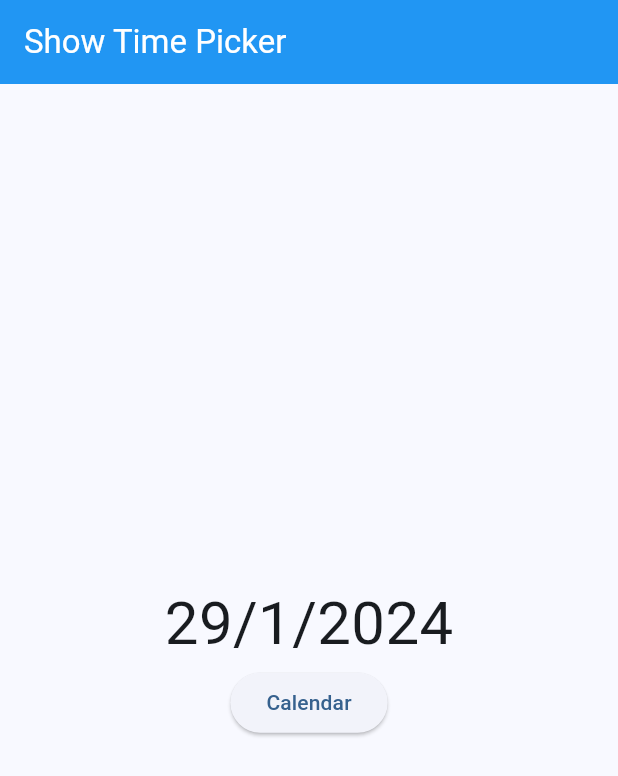
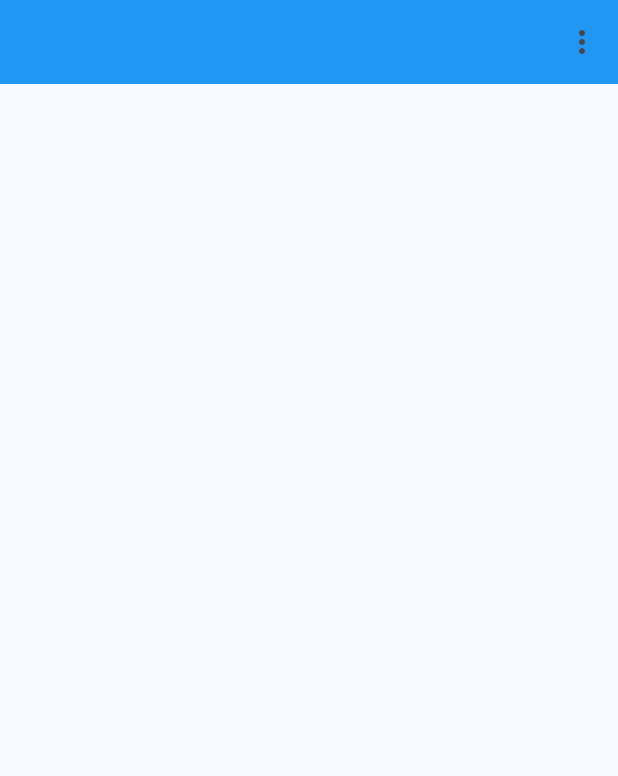
Before and after one commit to Vikram1999dev/flutter-practise, a Flutter app: the screen it shows after launch, on a phone screen of 412 x 824 dp. Shown: the top 776 px of the screen. Run offline on Flutter 3.47's test engine with Material 3 defaults, Android fonts, the phone set to English and light mode, and no system bars.

Commit message:
added code for popup-menu

```diff
--- a/lib/main.dart
+++ b/lib/main.dart
@@ -33,44 +33,34 @@ class MyHomePage extends StatefulWidget {
 }
 
 class _MyHomePageState extends State<MyHomePage> {
-  DateTime _dateTime = DateTime.now();
+  String title = '';
+  String firstPage = 'First Page';
+  String secondPage = 'Second Page';
 
   @override
   Widget build(BuildContext context) {
     return Scaffold(
       appBar: AppBar(
         title: Text(
-          widget.title,
+          title,
           style: const TextStyle(color: Colors.white),
         ),
+        actions: [
+          PopupMenuButton(
+            itemBuilder: ((context) => [
+                  PopupMenuItem(value: firstPage, child: Text(firstPage)),
+                  PopupMenuItem(value: secondPage, child: Text(secondPage))
+                ]),
+            onSelected: (String newValue) {
+              setState(() {
+                title = newValue;
+              });
+            },
+          )
+        ],
         backgroundColor: Colors.blue,
       ),
-      body: Center(
-        child: Column(
-          mainAxisSize: MainAxisSize.min,
-          children: [
-            Text(
-              '${_dateTime.day}/${_dateTime.month}/${_dateTime.year}',
-              style: const TextStyle(fontSize: 40),
-            ),
-            ElevatedButton(
-              onPressed: () async {
-                DateTime? newDate = await showDatePicker(
-                  context: context,
-                  firstDate: DateTime(1800),
-                  lastDate: DateTime(3000),
-                );
-                if (newDate != null) {
-                  setState(() {
-                    _dateTime = newDate;
-                  });
-                }
-              },
-              child: const Text('Calendar'),
-            ),
-          ],
-        ),
-      ),
+      body: const Center(),
     );
   }
 }
```
